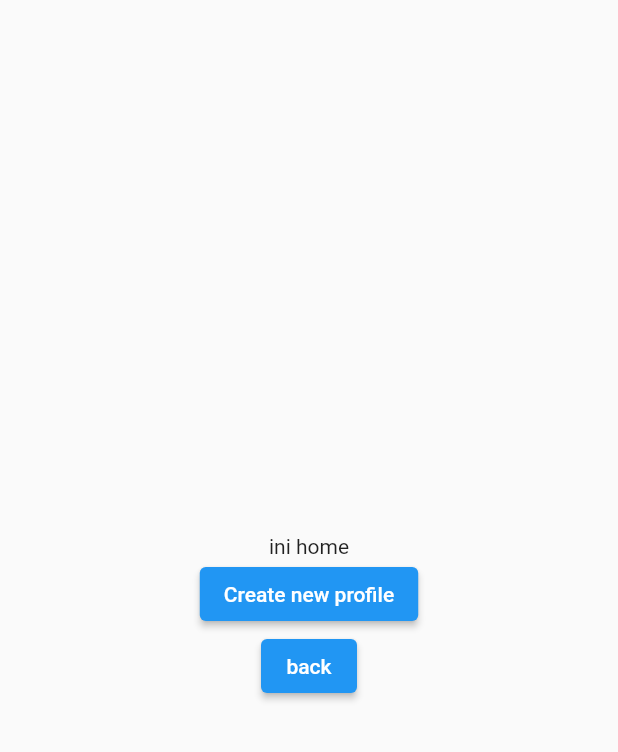
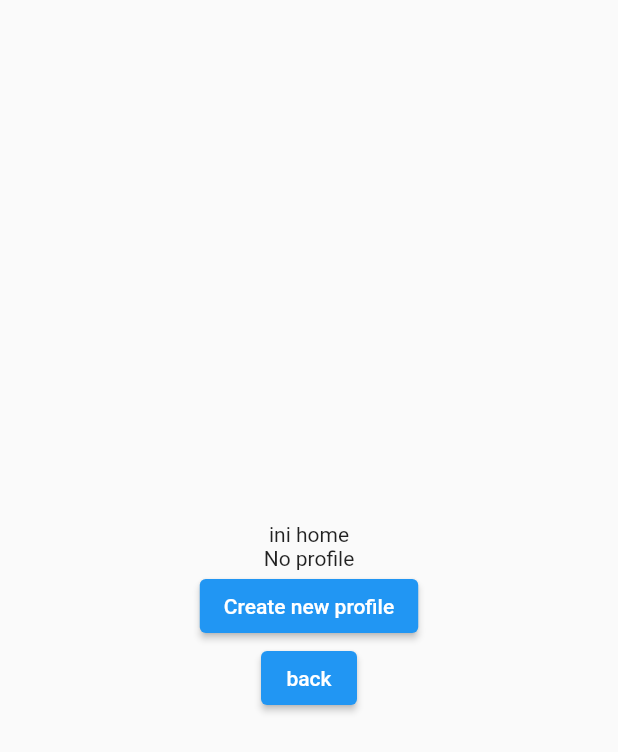
Before and after one commit to FarhanAR09/project_purify, a Flutter app: the HomeScreen screen opened directly, on a phone screen of 412 x 824 dp. Shown: the top 752 px of the screen. Run offline on Flutter 3.47's test engine with Material 2 defaults, Android fonts, the phone set to English and light mode, and no system bars; our stand-ins replace shared_preferences; missing offline and left inert: dart:js; accounts and stored records are empty.

Commit message:
lanjutan child profile screen dan child profile system

```diff
--- a/lib/screens/home_screen.dart
+++ b/lib/screens/home_screen.dart
@@ -1,5 +1,7 @@
 import 'package:flutter/material.dart';
+import 'package:project_purify/providers/child_profile.dart';
 import 'package:project_purify/screens/child_profile_screen.dart';
+import 'package:provider/provider.dart';
 
 class HomeScreen extends StatefulWidget{
   @override
@@ -9,6 +11,8 @@ class HomeScreen extends StatefulWidget{
 }
 
 class HomeScreenState extends State<HomeScreen>{
+
+  //TODO: null while building home
   @override
   Widget build(BuildContext context) {
     return Scaffold(
@@ -19,6 +23,7 @@ class HomeScreenState extends State<HomeScreen>{
             Text(
               "ini home"
             ),
+            BuildProfileContainer(),
             SizedBox(
               child: ElevatedButton(
                 child: Text(
@@ -49,4 +54,28 @@ class HomeScreenState extends State<HomeScreen>{
       ),
     );
   }
+
+  Widget BuildProfileContainer(){
+    ChildProfile? profile = context.watch<ChildProfileProvider>().GetCurrentProfile();
+    if (profile != null){
+      return Column(
+        children: [
+          Text(
+              profile.GetName()
+          ),
+          Text(
+              profile.GetAge().toString()
+          ),
+          Text(
+              profile.GetWeight().toString()
+          ),
+        ],
+      );
+    }
+    else{
+      return Container(
+        child: Text('No profile'),
+      );
+    }
+  }
 }
```
Also changed, not shown: lib/providers/child_profile.dart (+65 -34 lines), lib/screens/child_profile_screen.dart (+17 -6 lines), lib/screens/login_screen.dart (+10 -2 lines).
